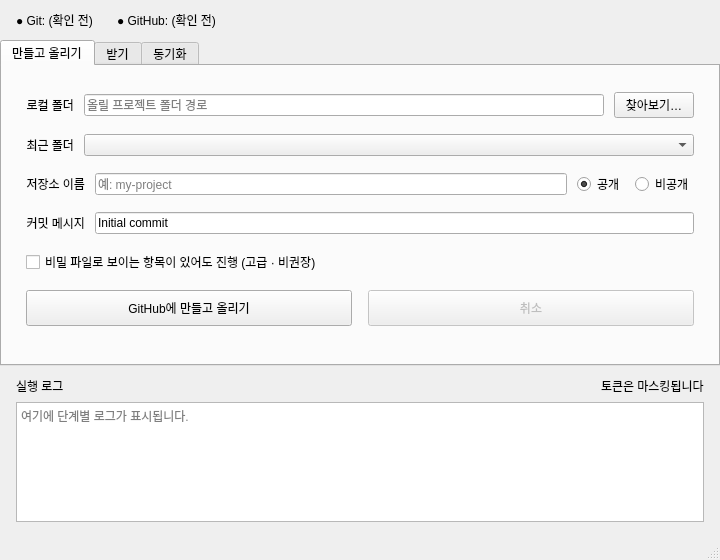
Above: ui/main_window.ui from seongbin45/CloneUp before the change. Below: the same form after it.
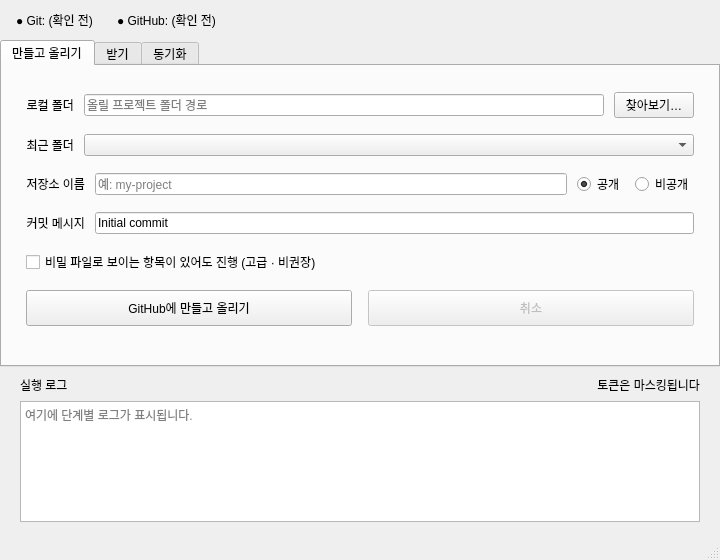
That is the form after the change.

Commit message:
style: phase 4 — log panel header matching desin mock
Polish execution-log header (title + token-masking hint), spacing, and QSS for labelLog/labelLogHint while keeping the light log body.

```diff
--- a/ui/main_window.ui
+++ b/ui/main_window.ui
@@ -618,22 +618,25 @@
      <widget class="QWidget" name="logPanel">
       <layout class="QVBoxLayout" name="logPanelLayout">
        <property name="spacing">
-        <number>6</number>
+        <number>7</number>
        </property>
        <property name="leftMargin">
-        <number>16</number>
+        <number>20</number>
        </property>
        <property name="topMargin">
-        <number>10</number>
+        <number>9</number>
        </property>
        <property name="rightMargin">
-        <number>16</number>
+        <number>20</number>
        </property>
        <property name="bottomMargin">
         <number>16</number>
        </property>
        <item>
         <layout class="QHBoxLayout" name="logHeaderLayout">
+         <property name="spacing">
+          <number>8</number>
+         </property>
          <item>
           <widget class="QLabel" name="labelLog">
            <property name="text">
@@ -649,7 +652,7 @@
            <property name="sizeHint" stdset="0">
             <size>
              <width>40</width>
-             <height>20</height>
+             <height>12</height>
             </size>
            </property>
           </spacer>
@@ -659,6 +662,9 @@
            <property name="text">
             <string>토큰은 마스킹됩니다</string>
            </property>
+           <property name="alignment">
+            <set>Qt::AlignmentFlag::AlignRight|Qt::AlignmentFlag::AlignVCenter</set>
+           </property>
           </widget>
          </item>
         </layout>
```
The commit also changes 2 other files.
